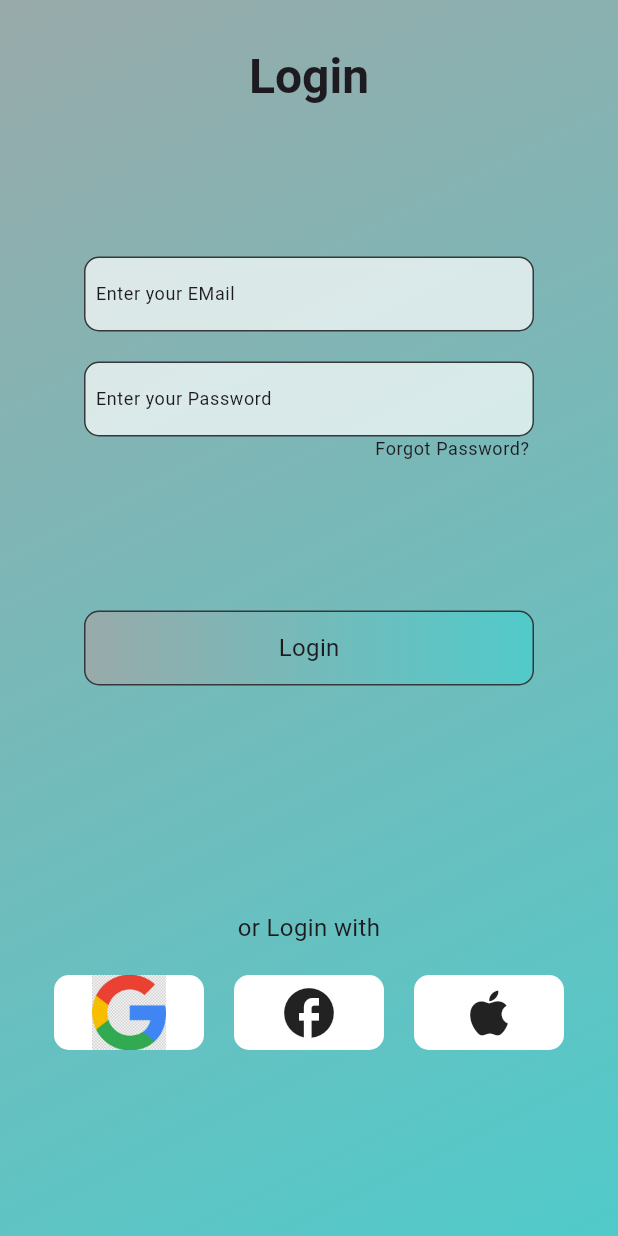
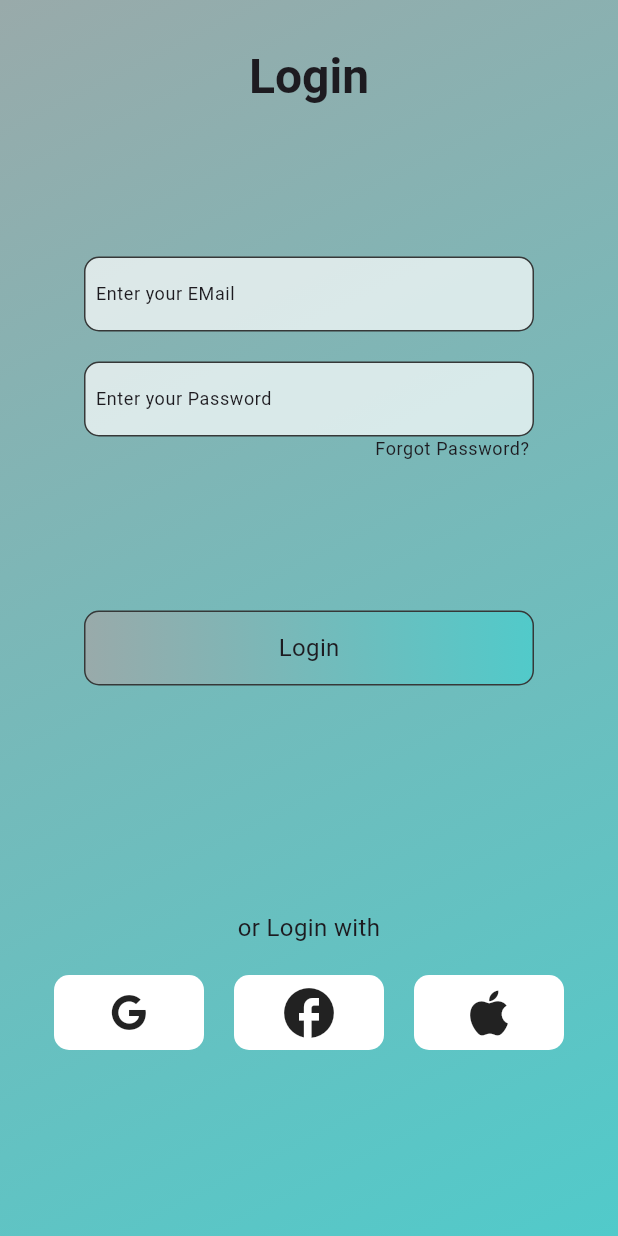
Before and after one commit to AkademieDirk/mam_projekt_v1, a Flutter app: the LoginScreen screen opened directly, on a phone screen of 412 x 824 dp. Run offline on Flutter 3.47's test engine with Material 3 defaults, Android fonts, the phone set to English and light mode, and no system bars; our stand-ins replace font_awesome_flutter; Roboto replaces fonts that are missing (Urbanist).

Commit message:
Font Awespome Icons Package installed. Loginscreen completed with Icons

```diff
--- a/lib/features/Login_Registration/login_screen.dart
+++ b/lib/features/Login_Registration/login_screen.dart
@@ -1,4 +1,5 @@
 import 'package:flutter/material.dart';
+import 'package:font_awesome_flutter/font_awesome_flutter.dart';
 import 'package:mam_projekt_v1/config/colors/colors.dart';
 import 'package:mam_projekt_v1/config/themes/themes.dart';
 
@@ -84,9 +85,8 @@ class LoginScreen extends StatelessWidget {
                           borderRadius: BorderRadius.all(Radius.circular(10))),
                       height: 50,
                       width: 100,
-                      child: ClipRRect(
-                          borderRadius: BorderRadius.circular(10),
-                          child: Image.asset("assets/icons/google_logo.png"))),
+                      child:
+                          const Center(child: FaIcon(FontAwesomeIcons.google))),
                   const SizedBox(
                     width: 20,
                   ),
```
